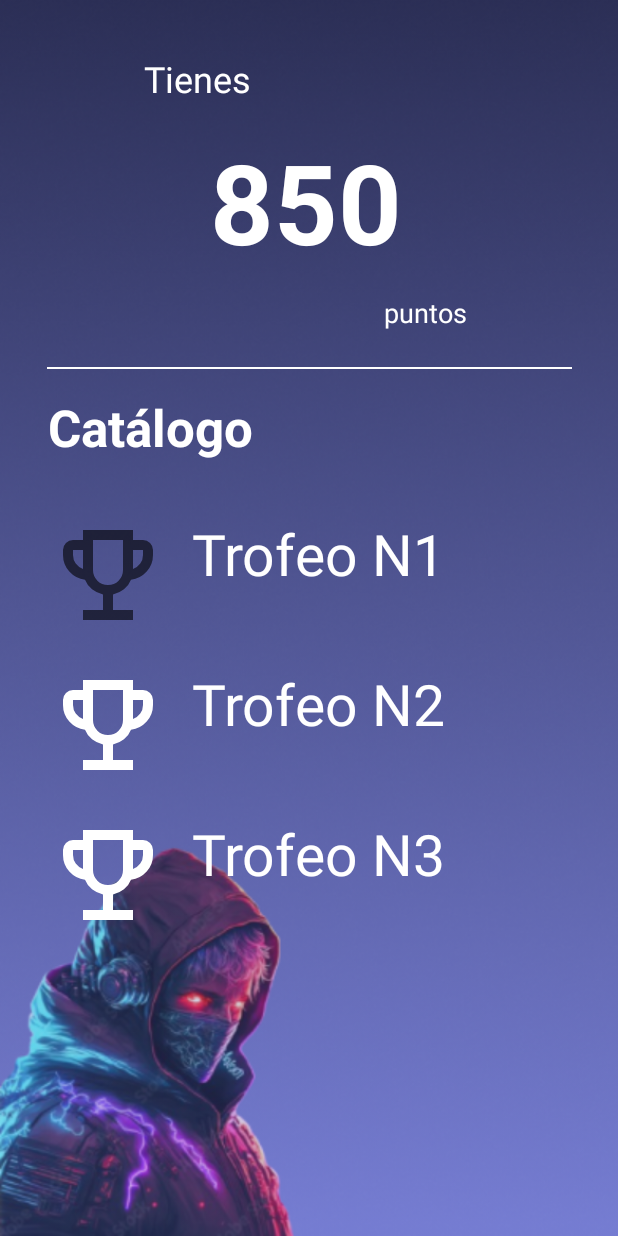
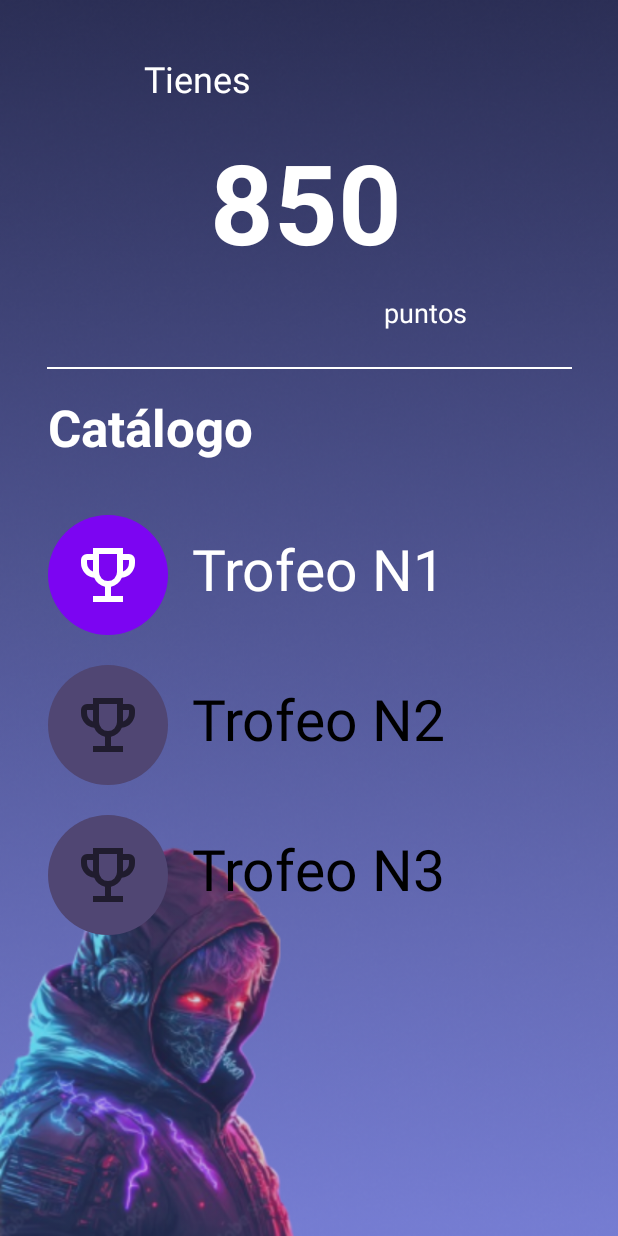
Before and after one commit to jhosalarcon/MISW-4302-GamerAlarm-Mobile, an Android app built with Jetpack Compose: the ReclamarRecompensas screen opened through its navigation route, on a phone screen of 412 x 824 dp. Run offline under Robolectric (Android 15) with nearby library versions, the phone set to English and light mode, and no system bars; our stand-ins replace navigation-ui.

Commit message:
:recycle: Complete ReclamarRecompensas view and fragment

```diff
--- a/app/src/main/java/com/misw/gameralarm/ReclamarRecompensas.kt
+++ b/app/src/main/java/com/misw/gameralarm/ReclamarRecompensas.kt
@@ -1,23 +1,24 @@
 package com.misw.gameralarm
 
 import android.os.Bundle
+import android.text.SpannableString
+import android.text.style.UnderlineSpan
 import androidx.fragment.app.Fragment
 import android.view.LayoutInflater
 import android.view.View
 import android.view.ViewGroup
+import android.widget.Button
+import android.widget.LinearLayout
+import android.widget.ProgressBar
+import android.widget.TextView
+import androidx.appcompat.app.AlertDialog
+import androidx.navigation.fragment.findNavController
 
-// TODO: Rename parameter arguments, choose names that match
-// the fragment initialization parameters, e.g. ARG_ITEM_NUMBER
 private const val ARG_PARAM1 = "param1"
 private const val ARG_PARAM2 = "param2"
 
-/**
- * A simple [Fragment] subclass.
- * Use the [ReclamarRecompensas.newInstance] factory method to
- * create an instance of this fragment.
- */
 class ReclamarRecompensas : Fragment() {
-    // TODO: Rename and change types of parameters
+
     private var param1: String? = null
     private var param2: String? = null
 
@@ -33,20 +34,27 @@ class ReclamarRecompensas : Fragment() {
         inflater: LayoutInflater, container: ViewGroup?,
         savedInstanceState: Bundle?
     ): View? {
-        // Inflate the layout for this fragment
-        return inflater.inflate(R.layout.fragment_reclamar_recompensas, container, false)
+        val view = inflater.inflate(R.layout.fragment_reclamar_recompensas, container, false)
+        val trofeo1: LinearLayout = view.findViewById(R.id.Trofeo1)
+        val trofeo2: LinearLayout = view.findViewById(R.id.Trofeo2)
+        val trofeo3: LinearLayout = view.findViewById(R.id.Trofeo3)
+
+        trofeo1.setOnClickListener {
+            showPopup("Trofeo N1", "¡¡Este trofeo ya es tuyo!!")
+        }
+
+        trofeo2.setOnClickListener {
+            showPopup("Trofeo N2", "Aún te falta llegar a 1.000 puntos para obtener este trofeo. ¡¡Falta poco!!")
+        }
+
+        trofeo3.setOnClickListener {
+            showPopup("Trofeo N3", "Aún te falta llegar a 1.500 puntos para obtener este trofeo. ¡¡Falta poco!!")
+        }
+        return view
     }
 
     companion object {
-        /**
-         * Use this factory method to create a new instance of
-         * this fragment using the provided parameters.
-         *
-         * @param param1 Parameter 1.
-         * @param param2 Parameter 2.
-         * @return A new instance of fragment ReclamarRecompensas.
-         */
-        // TODO: Rename and change types and number of parameters
+
         @JvmStatic
         fun newInstance(param1: String, param2: String) =
             ReclamarRecompensas().apply {
@@ -56,4 +64,14 @@ class ReclamarRecompensas : Fragment() {
                 }
             }
     }
+
+    private fun showPopup(title: String, message: String) {
+        val builder = AlertDialog.Builder(requireContext())
+        builder.setTitle(title)
+        builder.setMessage(message)
+        builder.setPositiveButton("Cerrar") { dialog, _ -> dialog.dismiss() }
+        val dialog = builder.create()
+        dialog?.window?.setDimAmount(0.7f)
+        dialog.show()
+    }
 }
--- /dev/null
+++ b/app/src/main/res/drawable/circular_button_small_gray.xml
@@ -0,0 +1,7 @@
+<shape xmlns:android="http://schemas.android.com/apk/res/android"
+    android:shape="oval">
+    <solid android:color="@color/purple_gray"/>
+    <size
+        android:width="200dp"
+        android:height="200dp"/>
+</shape>
--- a/app/src/main/res/layout/fragment_reclamar_recompensas.xml
+++ b/app/src/main/res/layout/fragment_reclamar_recompensas.xml
@@ -78,64 +78,102 @@
         android:layout_marginTop="16dp"
         android:layout_marginStart="32dp">
 
-        <!-- Trofeo N1 -->
         <LinearLayout
+            android:id="@+id/Trofeo1"
             android:layout_width="wrap_content"
             android:layout_height="wrap_content"
             android:orientation="horizontal"
             android:layout_marginTop="20dp">
 
-            <ImageView
+            <FrameLayout
                 android:layout_width="80dp"
-                android:layout_height="80dp"
-                android:src="@drawable/trophy_24px" />
+                android:layout_height="80dp">
+
+                <ImageView
+                    android:layout_width="match_parent"
+                    android:layout_height="match_parent"
+                    android:src="@drawable/circular_button" />
+
+                <ImageView
+                    android:layout_width="48dp"
+                    android:layout_height="48dp"
+                    android:layout_gravity="center"
+                    android:src="@drawable/trophy_white" />
+            </FrameLayout>
 
             <TextView
+                android:layout_marginTop="10dp"
                 android:layout_width="wrap_content"
                 android:layout_height="wrap_content"
                 android:layout_marginStart="16dp"
                 android:text="Trofeo N1"
-                android:textColor="@android:color/white"
+                android:textColor="@color/white"
                 android:textSize="38sp" />
         </LinearLayout>
 
         <LinearLayout
+            android:id="@+id/Trofeo2"
             android:layout_width="wrap_content"
             android:layout_height="wrap_content"
             android:orientation="horizontal"
             android:layout_marginTop="20dp">
 
-            <ImageView
+            <FrameLayout
                 android:layout_width="80dp"
-                android:layout_height="80dp"
-                android:src="@drawable/trophy_white" />
+                android:layout_height="80dp">
+
+                <ImageView
+                    android:layout_width="match_parent"
+                    android:layout_height="match_parent"
+                    android:src="@drawable/circular_button_small_gray" />
+
+                <ImageView
+                    android:layout_width="48dp"
+                    android:layout_height="48dp"
+                    android:layout_gravity="center"
+                    android:src="@drawable/trophy_24px" />
+            </FrameLayout>
 
             <TextView
+                android:layout_marginTop="10dp"
                 android:layout_width="wrap_content"
                 android:layout_height="wrap_content"
                 android:layout_marginStart="16dp"
                 android:text="Trofeo N2"
-                android:textColor="@android:color/white"
+                android:textColor="@color/black"
                 android:textSize="38sp" />
         </LinearLayout>
 
         <LinearLayout
+            android:id="@+id/Trofeo3"
             android:layout_width="wrap_content"
             android:layout_height="wrap_content"
             android:orientation="horizontal"
             android:layout_marginTop="20dp">
 
-            <ImageView
+            <FrameLayout
                 android:layout_width="80dp"
-                android:layout_height="80dp"
-                android:src="@drawable/trophy_white" />
+                android:layout_height="80dp">
+
+                <ImageView
+                    android:layout_width="match_parent"
+                    android:layout_height="match_parent"
+                    android:src="@drawable/circular_button_small_gray" />
+
+                <ImageView
+                    android:layout_width="48dp"
+                    android:layout_height="48dp"
+                    android:layout_gravity="center"
+                    android:src="@drawable/trophy_24px" />
+            </FrameLayout>
 
             <TextView
+                android:layout_marginTop="10dp"
                 android:layout_width="wrap_content"
                 android:layout_height="wrap_content"
                 android:layout_marginStart="16dp"
                 android:text="Trofeo N3"
-                android:textColor="@android:color/white"
+                android:textColor="@color/black"
                 android:textSize="38sp" />
         </LinearLayout>
     </LinearLayout>
--- a/app/src/main/res/values/colors.xml
+++ b/app/src/main/res/values/colors.xml
@@ -8,4 +8,5 @@
     <color name="teal_700">#FF018786</color>
     <color name="black">#FF000000</color>
     <color name="white">#FFFFFFFF</color>
+    <color name="purple_gray">#504673</color>
 </resources>
```
